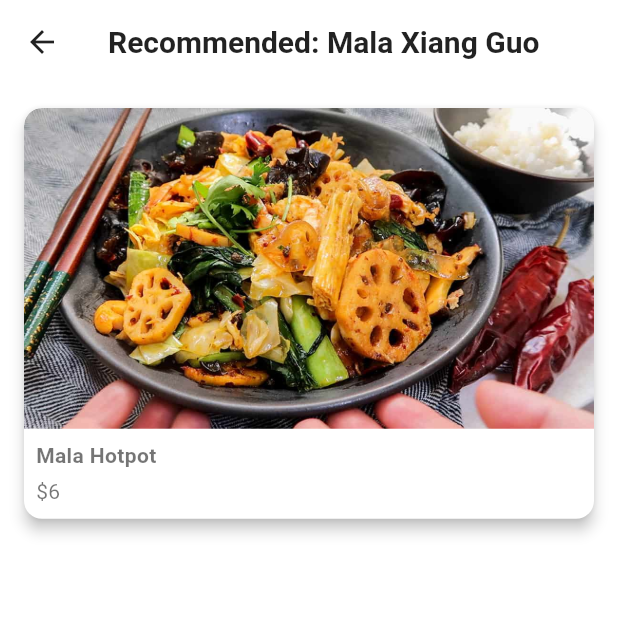
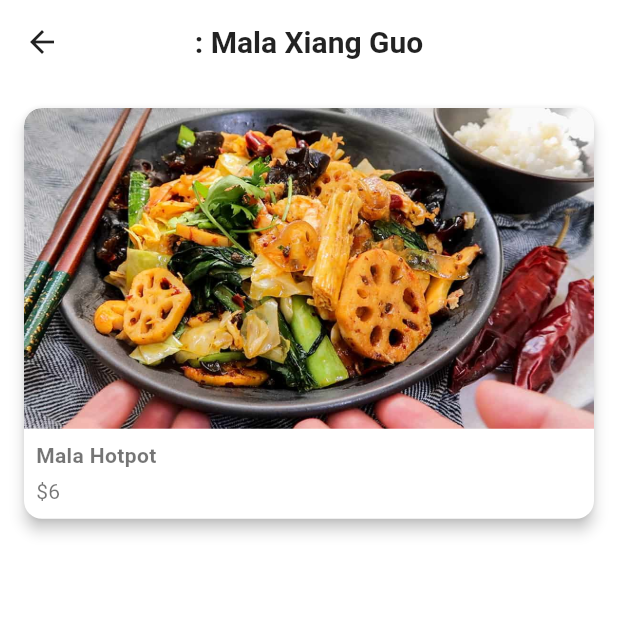
Before and after one commit to htetaungkyawmx/pizza_app, a Flutter app: the screen it shows after launch, after a tap on "Mala Xiang Guo", on a phone screen of 412 x 824 dp, the top half of it. Run offline on Flutter 3.47's test engine with Material 3 defaults, Android fonts, the phone set to English and light mode, and no system bars; our stand-ins replace geolocator.

Commit message:
rm label

```diff
--- a/lib/screens/home_screen.dart
+++ b/lib/screens/home_screen.dart
@@ -177,7 +177,7 @@ class _HomeScreenState extends State<HomeScreen> {
               const Padding(
                 padding: EdgeInsets.symmetric(horizontal: 16),
                 child: Text(
-                  'Try Something new',
+                  '',
                   style: TextStyle(fontSize: 18, fontWeight: FontWeight.bold),
                 ),
               ),
@@ -215,7 +215,7 @@ class _HomeScreenState extends State<HomeScreen> {
                     const Padding(
                       padding: EdgeInsets.symmetric(horizontal: 16, vertical: 8),
                       child: Text(
-                        'Recommended for You',
+                        '',
                         style: TextStyle(fontSize: 18, fontWeight: FontWeight.bold),
                       ),
                     ),
@@ -250,7 +250,7 @@ class _HomeScreenState extends State<HomeScreen> {
               const Padding(
                 padding: EdgeInsets.symmetric(horizontal: 16, vertical: 8),
                 child: Text(
-                  'Order Again',
+                  '',
                   style: TextStyle(fontSize: 18, fontWeight: FontWeight.bold),
                 ),
               ),
@@ -278,7 +278,7 @@ class _HomeScreenState extends State<HomeScreen> {
               const Padding(
                 padding: EdgeInsets.symmetric(horizontal: 16, vertical: 8),
                 child: Text(
-                  'Explore Restaurants',
+                  '',
                   style: TextStyle(fontSize: 18, fontWeight: FontWeight.bold),
                 ),
               ),
--- a/lib/screens/recommended_screen.dart
+++ b/lib/screens/recommended_screen.dart
@@ -15,7 +15,7 @@ class RecommendedScreen extends StatelessWidget {
   Widget build(BuildContext context) {
     return Scaffold(
       appBar: AppBar(
-        title: Text('Recommended: $categoryName'),
+        title: Text(': $categoryName'),
       ),
       body: Padding(
         padding: const EdgeInsets.all(16),
```
